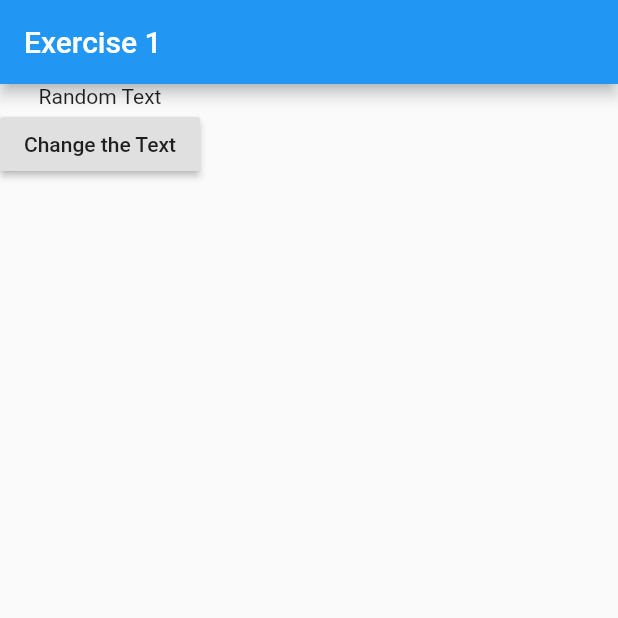
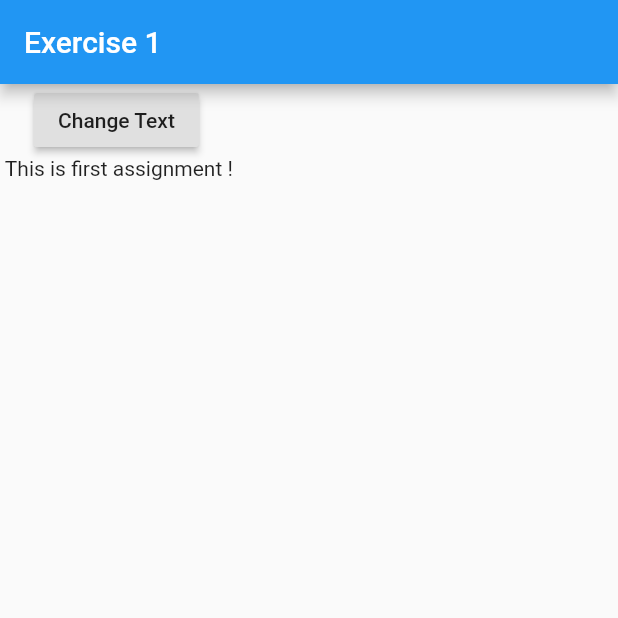
Before and after one commit to Deflomick/exerciseone, a Flutter app: the screen it shows after launch, on a phone screen of 412 x 824 dp, the top half of it. Run offline on Flutter 3.47's test engine with Material 2 defaults, Android fonts, the phone set to English and light mode, and no system bars.

```diff
--- a/lib/main.dart
+++ b/lib/main.dart
@@ -5,46 +5,19 @@
 
 
 import 'package:flutter/material.dart';
+import './testControl.dart';
 
 void main() => runApp(MyApp());
 
-class MyApp extends StatefulWidget {
-@override
-State<StatefulWidget> createState() {
-  // TODO: implement createState
-  return _MyAppState();
-}
-}
-
-class _MyAppState extends State<MyApp> {
-  var textFirst= ('Random text');
-  void textChange (){
-
-    print('Another Random Text');
-
-  }
-
-
-
+class MyApp extends StatelessWidget {
 @override
 Widget build(BuildContext buildContext){
-
 return MaterialApp(
   home: Scaffold(
   appBar:AppBar(
     title: Text('Exercise 1'),
   ),
-    body: Column(
-      children: [
-      Text('Random Text'),
-        RaisedButton(
-            child:
-            Text('Change the Text'),
-            onPressed: textChange),
-
-      ],
-
-    ),
+    body: textControl(),
 
     /*RaisedButton(
       color: Colors.orange,
--- /dev/null
+++ b/lib/testControl.dart
@@ -0,0 +1,30 @@
+import 'package:flutter/material.dart';
+import 'text_output.dart';
+
+class textControl extends StatefulWidget{
+  @override
+  State<StatefulWidget> createState(){
+    return _TextControlState();
+  }
+}
+
+class _TextControlState extends State<textControl>{
+  String _mainText = ' This is first assignment !' ;
+
+  Widget build(BuildContext buildContext){
+    return Column(
+      children: [
+        RaisedButton(
+            onPressed: (){
+              setState(() {
+                _mainText=' Change !';
+              });
+            },
+        child: Text('Change Text'),
+        ),
+    textOutput(_mainText)
+      ],
+
+    );
+  }
+}
--- /dev/null
+++ b/lib/text_output.dart
@@ -0,0 +1,10 @@
+import 'package:flutter/cupertino.dart';
+
+class textOutput extends StatelessWidget{
+  final String mainText;
+  textOutput(this.mainText);
+  @override
+  Widget build(BuildContext buildContext){
+    return Text(mainText);
+  }
+}
```
